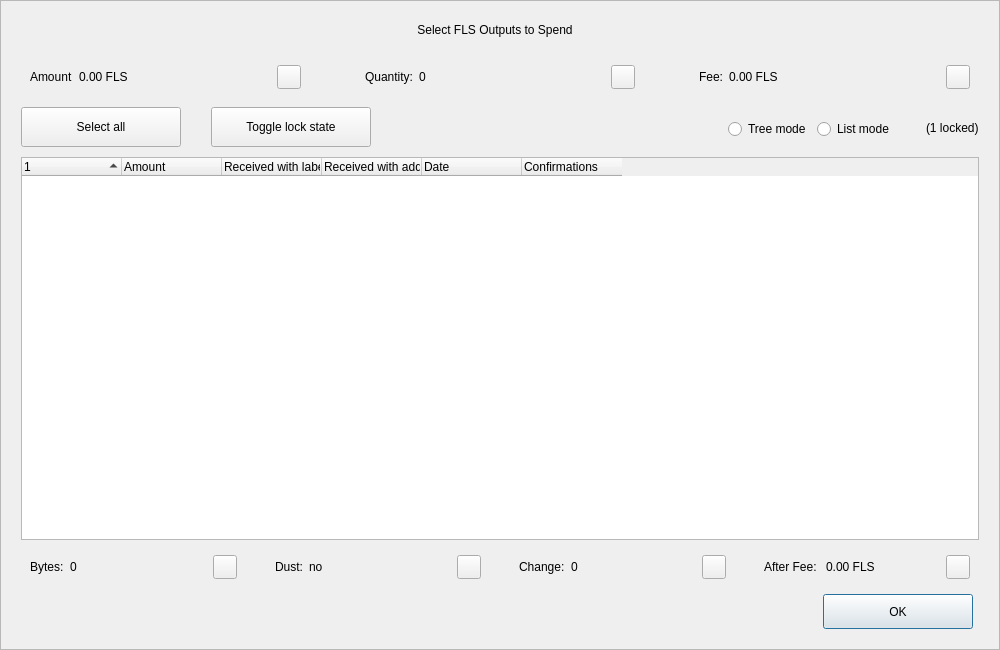
This is src/qt/forms/coincontroldialog.ui in Liquid369/blank as Qt 5 draws it before an edit. The edited form follows.
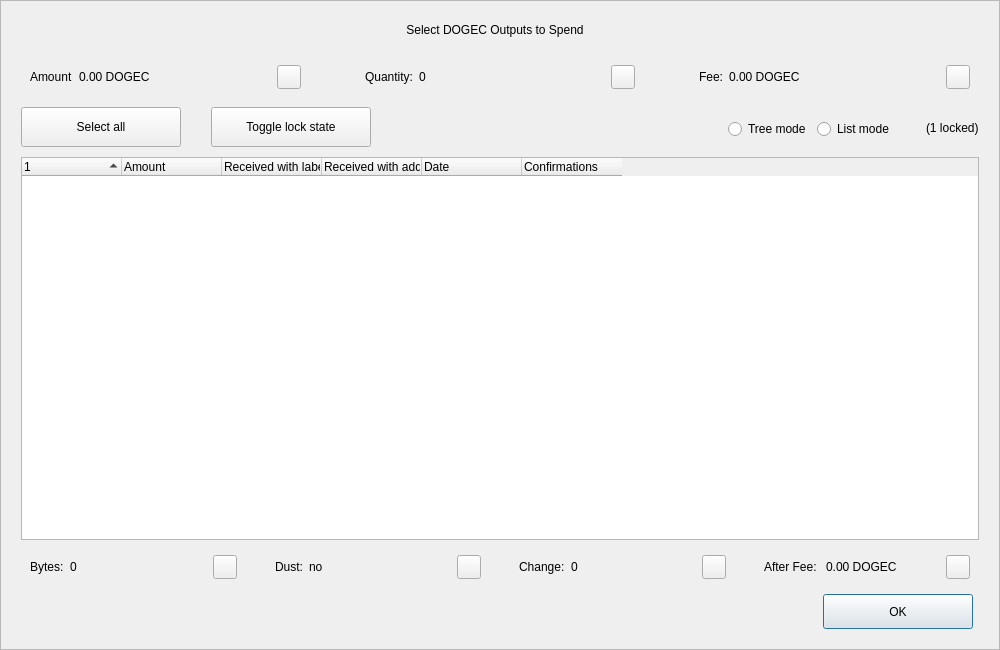
This is the edited form. Custom widgets are drawn as their Qt base class.

```diff
--- a/src/qt/forms/coincontroldialog.ui
+++ b/src/qt/forms/coincontroldialog.ui
@@ -98,7 +98,7 @@
            </size>
           </property>
           <property name="text">
-           <string>Select FLS Outputs to Spend</string>
+           <string>Select DOGEC Outputs to Spend</string>
           </property>
           <property name="alignment">
            <set>Qt::AlignCenter</set>
@@ -144,7 +144,7 @@
            <item>
             <widget class="QLabel" name="labelCoinControlAmount">
              <property name="text">
-              <string>0.00 FLS</string>
+              <string>0.00 DOGEC</string>
              </property>
             </widget>
            </item>
@@ -268,7 +268,7 @@
            <item>
             <widget class="QLabel" name="labelCoinControlFee">
              <property name="text">
-              <string>0.00 FLS</string>
+              <string>0.00 DOGEC</string>
              </property>
             </widget>
            </item>
@@ -729,7 +729,7 @@
            <item>
             <widget class="QLabel" name="labelCoinControlAfterFee">
              <property name="text">
-              <string>0.00 FLS</string>
+              <string>0.00 DOGEC</string>
              </property>
             </widget>
            </item>
```
